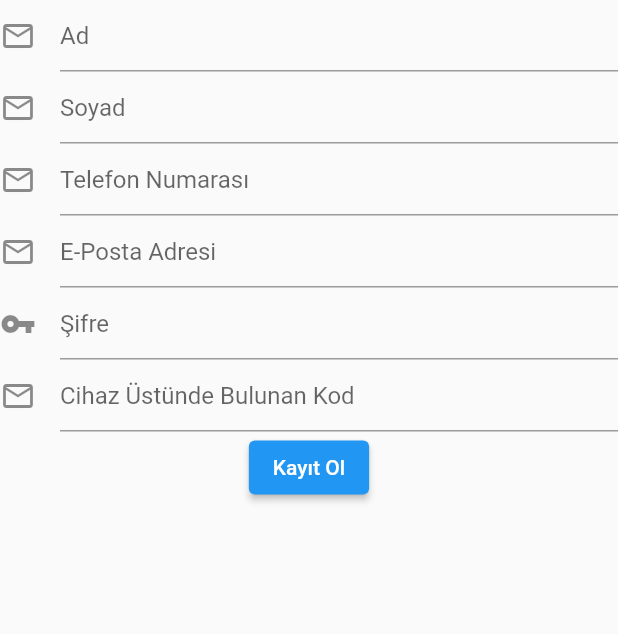
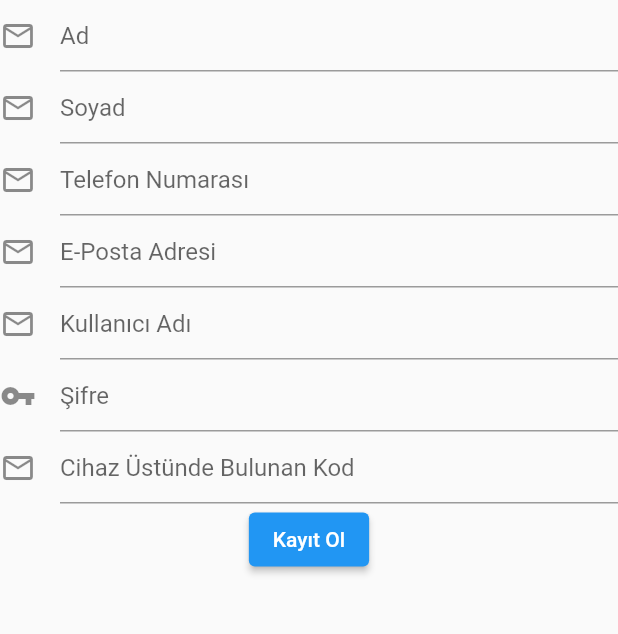
Before and after one commit to sacitkuheylan/MQTTAndroidControl, a Flutter app: the RegisterPage screen opened directly, after a tap on "Kayıt Ol", on a phone screen of 412 x 824 dp, the part 152-786 px from its top. Run offline on Flutter 3.47's test engine with Material 2 defaults, Android fonts, the phone set to English and light mode, and no system bars; missing offline and left inert: mqtt_client; network calls fail.

Commit message:
Welcome page added, login and register system enhanced.

```diff
--- a/lib/register.dart
+++ b/lib/register.dart
@@ -1,6 +1,7 @@
 import 'dart:convert';
 import 'package:flutter/material.dart';
 import 'package:http/http.dart' as http;
+import 'package:mqtt_project_arduino/login.dart';
 import 'main.dart';
 
 void main() {
@@ -27,30 +28,31 @@ var errorText = "";
 
 class _RegisterPageState extends State<RegisterPage> {
 
+  TextEditingController name = TextEditingController();
+  TextEditingController surname = TextEditingController();
+  TextEditingController phone = TextEditingController();
   TextEditingController user = TextEditingController();
   TextEditingController pass = TextEditingController();
+  TextEditingController email = TextEditingController();
+  TextEditingController imei = TextEditingController();
 
-  Future login() async {
-    final response = await http.post(
-        Uri.parse("http://10.0.2.2:8888/mqttAndroid/login.php"),
-        body: {
-          'username': user.text,
-          'password': pass.text,
-        });
-
-    print(response.body);
-
-    var datauser = json.decode(response.body);
-    if (datauser == "Success") {
-      Navigator.push(context, MaterialPageRoute(builder: (context) => MyApp()));
-      setState(() {
-        errorText = "";
-      });
-    }
-    else {
-      setState(() {
-        errorText = "Giriş Başarısız Kullanıcı Adı/Şifre Hatalı";
-      });
+  Future register() async {
+    var url = "http://10.0.2.2:80/mqttAndroid/register.php";
+    var response = await http.post(Uri.parse(url), body: {
+      "Name": name.text,
+      "Surname": surname.text,
+      "PhoneNumber": phone.text,
+      "Username": user.text,
+      "Password": pass.text,
+      "Email": email.text,
+      "DeviceIMEI": imei.text
+    });
+    var data = json.decode(response.body);
+    if (data == "Error") {
+      debugPrint("Kullanıcı zaten var debug");
+    } else {
+      debugPrint("Kayıt oldu");
+      Navigator.push(context,MaterialPageRoute(builder: (context) => MyLoginPage()));
     }
   }
 
@@ -62,31 +64,38 @@ class _RegisterPageState extends State<RegisterPage> {
             children: <Widget>[
               Image.asset("assets/images/logo-2x.png"),
               TextField(
-                controller: user,
+                controller: name,
                 decoration: const InputDecoration(
                   icon: Icon(Icons.mail_outline),
                   hintText: 'Ad',
                 ),
               ),
               TextField(
-                controller: user,
+                controller: surname,
                 decoration: const InputDecoration(
                   icon: Icon(Icons.mail_outline),
                   hintText: 'Soyad',
                 ),
               ),
               TextField(
-                controller: user,
+                controller: phone,
                 decoration: const InputDecoration(
                   icon: Icon(Icons.mail_outline),
                   hintText: 'Telefon Numarası',
                 ),
               ),
               TextField(
+                controller: email,
+                decoration: const InputDecoration(
+                  icon: Icon(Icons.mail_outline),
+                  hintText: 'E-Posta Adresi',
+                ),
+              ),
+              TextField(
                 controller: user,
                 decoration: const InputDecoration(
                   icon: Icon(Icons.mail_outline),
-                  hintText: 'E-Posta Adresi',
+                  hintText: 'Kullanıcı Adı',
                 ),
               ),
               TextField(
@@ -98,7 +107,7 @@ class _RegisterPageState extends State<RegisterPage> {
                 ),
               ),
               TextField(
-                controller: user,
+                controller: imei,
                 decoration: const InputDecoration(
                   icon: Icon(Icons.mail_outline),
                   hintText: 'Cihaz Üstünde Bulunan Kod',
@@ -107,7 +116,7 @@ class _RegisterPageState extends State<RegisterPage> {
               ElevatedButton(
                   child: const Text('Kayıt Ol'),
                   onPressed: () {
-                    login();
+                    register();
                   }
               ),
             ]
```
Also changed, not shown: lib/login.dart (+4 -3 lines), lib/main.dart (+9 -6 lines), lib/welcome.dart (added, +63 -0 lines), 1 other file.
